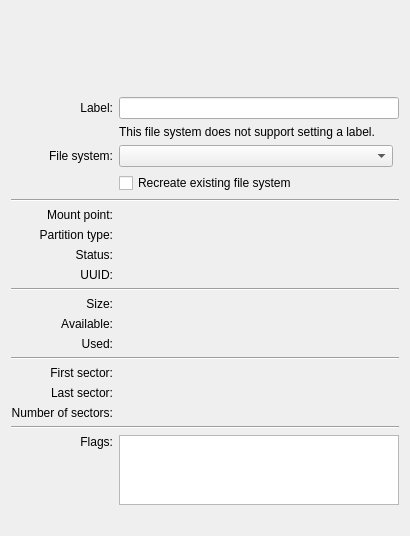
The window that src/gui/partpropswidgetbase.ui (KDE/partitionmanager) describes before a commit, drawn with Qt 5.
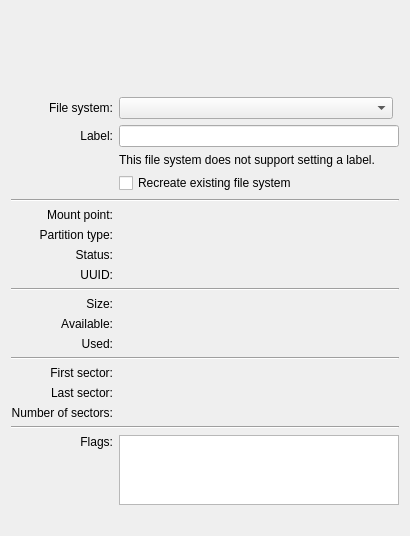
The same window after the commit. Custom widgets are drawn as their Qt base class.

Commit message: switch the order of file system and label so it's consistent across dialogs

Diff of the .ui file:
```diff
--- a/src/gui/partpropswidgetbase.ui
+++ b/src/gui/partpropswidgetbase.ui
@@ -27,7 +27,7 @@
      </property>
     </widget>
    </item>
-   <item row="3" column="0">
+   <item row="4" column="0">
     <widget class="QLabel" name="m_LabelTextLabel">
      <property name="text">
       <string comment="@label">Label:</string>
@@ -40,14 +40,14 @@
      </property>
     </widget>
    </item>
-   <item row="3" column="1" colspan="2">
+   <item row="4" column="1" colspan="2">
     <widget class="KLineEdit" name="m_EditLabel">
      <property name="maxLength">
       <number>16</number>
      </property>
     </widget>
    </item>
-   <item row="4" column="1" colspan="2">
+   <item row="5" column="1" colspan="2">
     <widget class="QLabel" name="m_LabelTextNoSetLabel">
      <property name="text">
       <string comment="@label">This file system does not support setting a label.</string>
@@ -57,7 +57,7 @@
      </property>
     </widget>
    </item>
-   <item row="5" column="0">
+   <item row="3" column="0">
     <widget class="QLabel" name="m_LabelFileSystem">
      <property name="text">
       <string comment="@label:listbox">File system:</string>
@@ -70,7 +70,7 @@
      </property>
     </widget>
    </item>
-   <item row="5" column="1">
+   <item row="3" column="1">
     <widget class="KComboBox" name="m_ComboFileSystem">
      <property name="sizePolicy">
       <sizepolicy hsizetype="Preferred" vsizetype="Fixed">
@@ -349,16 +349,16 @@
   </layout>
  </widget>
  <customwidgets>
-  <customwidget>
-   <class>KComboBox</class>
-   <extends>QComboBox</extends>
-   <header>kcombobox.h</header>
-  </customwidget>
   <customwidget>
    <class>KLineEdit</class>
    <extends>QLineEdit</extends>
    <header>klineedit.h</header>
   </customwidget>
+  <customwidget>
+   <class>KComboBox</class>
+   <extends>QComboBox</extends>
+   <header>kcombobox.h</header>
+  </customwidget>
   <customwidget>
    <class>PartResizerWidget</class>
    <extends>QWidget</extends>
```
